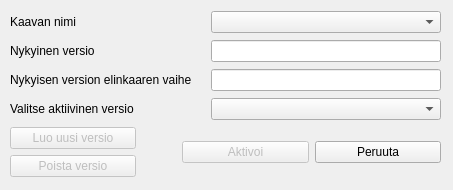
Before: the Qt Designer form Kauko/ui/version_control_dialog.ui in sitowise/Kauko, drawn with Qt 5.
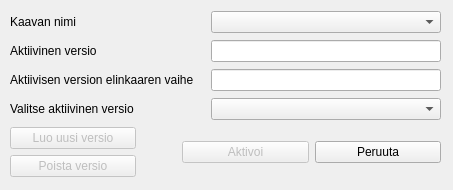
After: the same form once the commit is applied.

Commit message: Refactored code and added describing line and text to versions

Patch:
```diff
--- a/Kauko/ui/version_control_dialog.ui
+++ b/Kauko/ui/version_control_dialog.ui
@@ -58,7 +58,7 @@
       <item>
        <widget class="QLabel" name="label">
         <property name="text">
-         <string>Nykyinen versio</string>
+         <string>Aktiivinen versio</string>
         </property>
        </widget>
       </item>
@@ -82,7 +82,7 @@
       <item>
        <widget class="QLabel" name="label">
         <property name="text">
-         <string>Nykyisen version elinkaaren vaihe</string>
+         <string>Aktiivisen version elinkaaren vaihe</string>
         </property>
        </widget>
       </item>
```
The commit also changes 4 other files.
